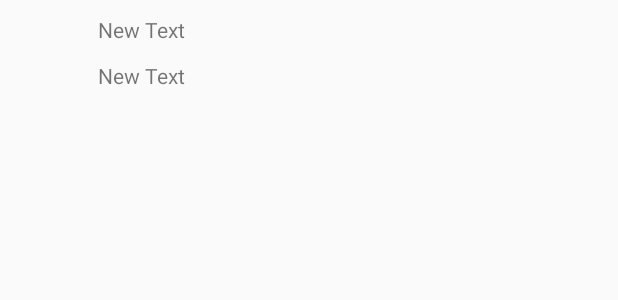
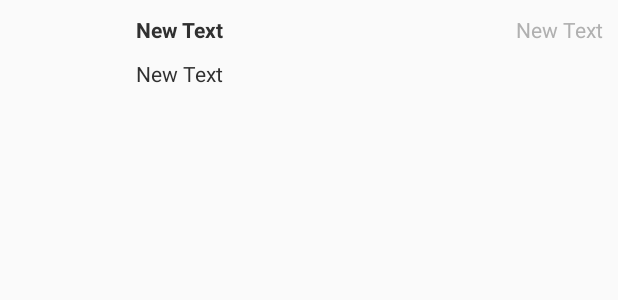
Before and after one commit to crsandeep/TweetRedux, an Android app: the layout item_tweet.xml on its own in the app's theme, with its tools: preview values and no code run, on a phone screen of 412 x 824 dp. Shown: the top 300 px of the screen. Run offline under Robolectric (Android 15) with nearby library versions, the phone set to English and light mode, and no system bars.

Commit message:
ui changes

```diff
--- a/app/src/main/java/com/codepath/apps/twitter/TweetsArrayAdapter.java
+++ b/app/src/main/java/com/codepath/apps/twitter/TweetsArrayAdapter.java
@@ -9,6 +9,7 @@ import android.widget.ImageView;
 import android.widget.TextView;
 
 import com.codepath.apps.twitter.models.Tweet;
+import com.codepath.apps.twitter.util.Utils;
 import com.squareup.picasso.Picasso;
 
 import java.util.List;
@@ -28,11 +29,13 @@ public class TweetsArrayAdapter extends ArrayAdapter<Tweet> {
         ImageView ivProfileImage = (ImageView) convertView.findViewById(R.id.ivProfileImage);
         TextView tvUserName = (TextView) convertView.findViewById(R.id.tvUserName);
         TextView tvBody = (TextView) convertView.findViewById(R.id.tvBody);
+        TextView tvTime = (TextView) convertView.findViewById(R.id.tvTime);
 
         tvUserName.setText(tweet.getUser().getName());
         tvBody.setText(tweet.getBody());
         ivProfileImage.setImageResource(android.R.color.transparent);
         Picasso.with(getContext()).load(tweet.getUser().getProfileImageUrl()).into(ivProfileImage);
+        tvTime.setText(Utils.getRelativeTimeAgo(tweet.getCreatedAt()));
 
         return convertView;
     }
--- a/app/src/main/java/com/codepath/apps/twitter/models/User.java
+++ b/app/src/main/java/com/codepath/apps/twitter/models/User.java
@@ -32,7 +32,7 @@ public class User {
             user.name = jsonObject.getString("name");
             user.uid = jsonObject.getLong("id");
             user.screenName = jsonObject.getString("screen_name");
-            user.profileImageUrl = jsonObject.getString("profile_image_url");
+            user.profileImageUrl = jsonObject.getString("profile_image_url").replace("_normal", "_bigger");
         } catch (JSONException e) {
             e.printStackTrace();
         }
--- a/app/src/main/res/layout/item_tweet.xml
+++ b/app/src/main/res/layout/item_tweet.xml
@@ -4,8 +4,8 @@
     android:layout_width="match_parent" android:layout_height="match_parent">
 
     <ImageView
-        android:layout_width="50dp"
-        android:layout_height="50dp"
+        android:layout_width="75dp"
+        android:layout_height="75dp"
         android:layout_marginRight="5dp"
         android:id="@+id/ivProfileImage"
         android:layout_alignParentTop="true"
@@ -16,6 +16,8 @@
         android:layout_height="wrap_content"
         android:text="New Text"
         android:id="@+id/tvUserName"
+        android:textStyle="bold"
+        android:textColor="#303030"
         android:layout_alignParentTop="true"
         android:layout_toEndOf="@+id/ivProfileImage" />
 
@@ -23,7 +25,18 @@
         android:layout_width="wrap_content"
         android:layout_height="wrap_content"
         android:text="New Text"
+        android:paddingTop="10dp"
+        android:textColor="#303030"
         android:id="@+id/tvBody"
-        android:layout_alignBottom="@+id/ivProfileImage"
+        android:layout_below="@+id/tvUserName"
         android:layout_toEndOf="@+id/ivProfileImage" />
+
+    <TextView
+        android:layout_width="wrap_content"
+        android:layout_height="wrap_content"
+        android:text="New Text"
+        android:id="@+id/tvTime"
+        android:textColor="#B0B0B0"
+        android:layout_alignParentTop="true"
+        android:layout_alignParentEnd="true" />
 </RelativeLayout>
```
Also changed, not shown: app/src/main/java/com/codepath/apps/twitter/TwitterApplication.java (+3 -12 lines), app/src/main/java/com/codepath/apps/twitter/TwitterClient.java (+0 -21 lines), app/src/main/java/com/codepath/apps/twitter/util/Utils.java (added, +26 -0 lines).
